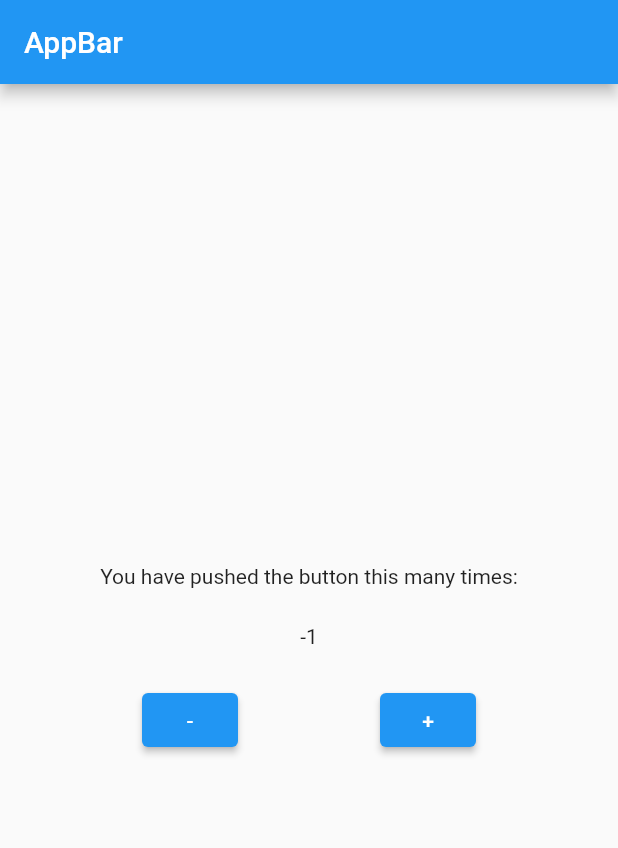
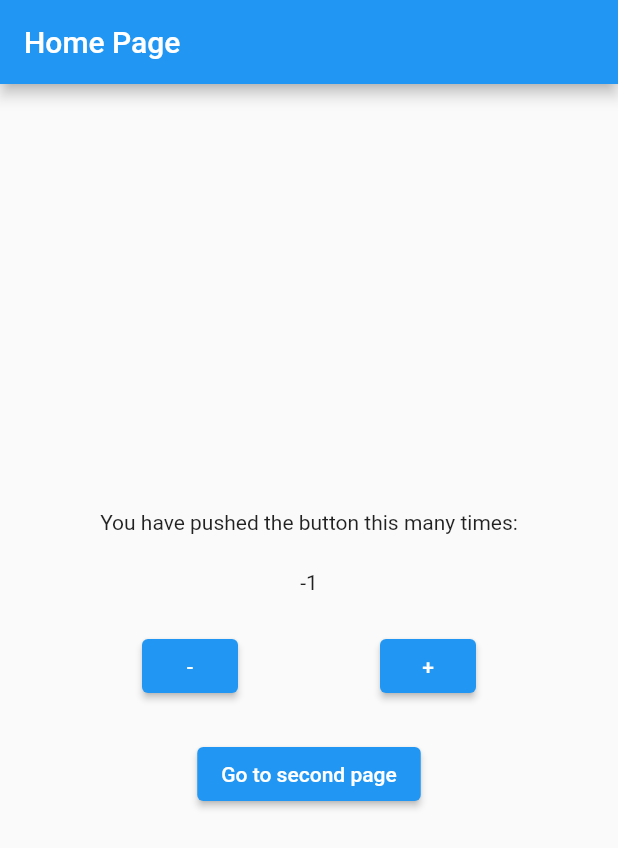
Before and after one commit to omerbasarozguven/flutter_bloc_pattern, a Flutter app: the screen it shows after launch, after a tap on an icon or button, on a phone screen of 412 x 824 dp. Shown: the top 848 px of the screen. Run offline on Flutter 3.47's test engine with Material 2 defaults, Android fonts, the phone set to English and light mode, and no system bars; our stand-ins replace bloc, flutter_bloc.

Commit message:
access and navigation with approuter completed

```diff
--- a/lib/cubit/counter_state.dart
+++ b/lib/cubit/counter_state.dart
@@ -3,9 +3,11 @@ part of 'counter_cubit.dart';
 class CounterState {
   int counterValue;
   bool? wasIncremented;
+  String? str;
 
   CounterState({
     required this.counterValue,
     this.wasIncremented,
+    this.str,
   });
 }
--- a/lib/main.dart
+++ b/lib/main.dart
@@ -2,13 +2,14 @@ import 'package:flutter/material.dart';
 import 'package:flutter_bloc/flutter_bloc.dart';
 import 'package:flutter_bloc_pattern/cubit/counter_cubit.dart';
 import 'package:flutter_bloc_pattern/presentation/pages/home.dart';
+import 'package:flutter_bloc_pattern/presentation/router/app_router.dart';
 
 void main() {
-  runApp(const MyApp());
+  runApp(MyApp());
 }
 
 class MyApp extends StatelessWidget {
-  const MyApp({Key? key}) : super(key: key);
+  final AppRouter _appRouter = AppRouter();
 
   // This widget is the root of your application.
   @override
@@ -20,7 +21,7 @@ class MyApp extends StatelessWidget {
         theme: ThemeData(
           primarySwatch: Colors.blue,
         ),
-        home: const HomePage(),
+        onGenerateRoute: _appRouter.onGenerateRoute,
       ),
     );
   }
--- a/lib/presentation/pages/home.dart
+++ b/lib/presentation/pages/home.dart
@@ -14,14 +14,14 @@ class _HomePageState extends State<HomePage> {
   Widget build(BuildContext context) {
     return Scaffold(
       appBar: AppBar(
-        title: const Text('AppBar'),
+        title: Text('Home Page'),
       ),
       body: Center(
         child: Column(
           mainAxisAlignment: MainAxisAlignment.center,
           children: <Widget>[
-            const Text('You have pushed the button this many times:'),
-            const SizedBox(height: 24),
+            Text('You have pushed the button this many times:'),
+            SizedBox(height: 24),
             BlocConsumer<CounterCubit, CounterState>(
               builder: (context, state) {
                 return Text(state.counterValue.toString());
@@ -29,14 +29,14 @@ class _HomePageState extends State<HomePage> {
               listener: (context, state) {
                 if (state.wasIncremented! == true) {
                   ScaffoldMessenger.of(context).showSnackBar(
-                    const SnackBar(
+                    SnackBar(
                       content: Text('Incremented!'),
                       duration: Duration(milliseconds: 200),
                     ),
                   );
                 } else if (state.wasIncremented! == false) {
                   ScaffoldMessenger.of(context).showSnackBar(
-                    const SnackBar(
+                    SnackBar(
                       content: Text('Decremented!'),
                       duration: Duration(milliseconds: 200),
                     ),
@@ -44,7 +44,7 @@ class _HomePageState extends State<HomePage> {
                 }
               },
             ),
-            const SizedBox(height: 24),
+            SizedBox(height: 24),
             Row(
               mainAxisAlignment: MainAxisAlignment.spaceEvenly,
               children: [
@@ -52,14 +52,20 @@ class _HomePageState extends State<HomePage> {
                     onPressed: () {
                       BlocProvider.of<CounterCubit>(context).decrement();
                     },
-                    child: const Text('-')),
+                    child: Text('-')),
                 ElevatedButton(
                     onPressed: () {
                       BlocProvider.of<CounterCubit>(context).increment();
                     },
-                    child: const Text('+')),
+                    child: Text('+')),
               ],
-            )
+            ),
+            SizedBox(height: 24),
+            ElevatedButton(
+                onPressed: () {
+                  Navigator.of(context).pushNamed('/second');
+                },
+                child: Text('Go to second page')),
           ],
         ),
       ),
--- /dev/null
+++ b/lib/presentation/router/app_router.dart
@@ -0,0 +1,21 @@
+import 'package:flutter/material.dart';
+import 'package:flutter_bloc_pattern/cubit/counter_cubit.dart';
+import 'package:flutter_bloc_pattern/presentation/pages/home.dart';
+import 'package:flutter_bloc_pattern/presentation/pages/second.dart';
+import 'package:flutter_bloc_pattern/presentation/pages/third.dart';
+
+class AppRouter {
+  final CounterCubit _counterCubit = CounterCubit();
+  Route onGenerateRoute(RouteSettings settings) {
+    switch (settings.name) {
+      case '/':
+        return MaterialPageRoute(builder: (_) => HomePage());
+      case '/second':
+        return MaterialPageRoute(builder: (_) => SecondPage());
+      case '/third':
+        return MaterialPageRoute(builder: (_) => ThirdPage());
+      default:
+        return MaterialPageRoute(builder: (_) => HomePage());
+    }
+  }
+}
```
Also changed, not shown: lib/cubit/counter_cubit.dart (+10 -3 lines), lib/presentation/pages/second.dart (added, +58 -0 lines), lib/presentation/pages/third.dart (added, +46 -0 lines), 1 other file.
